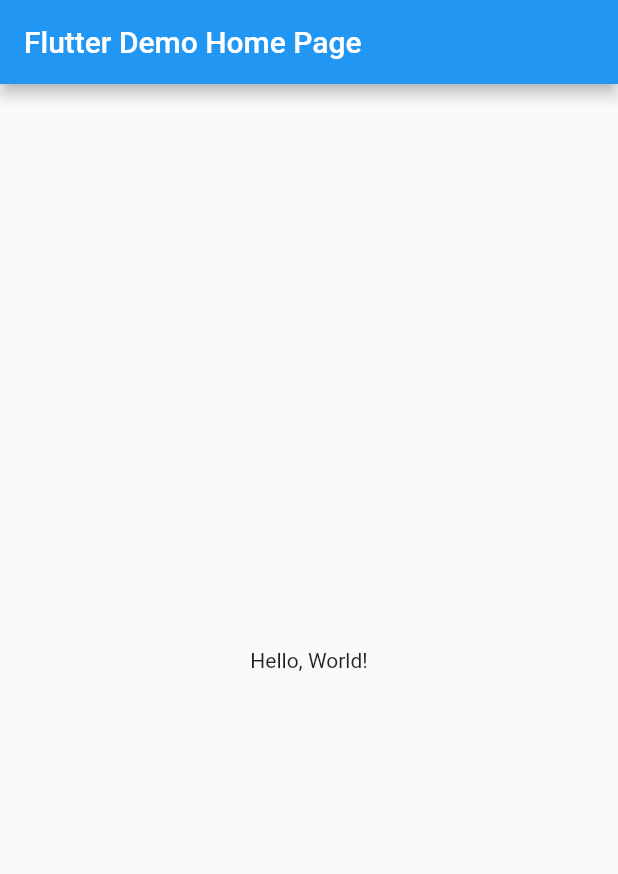
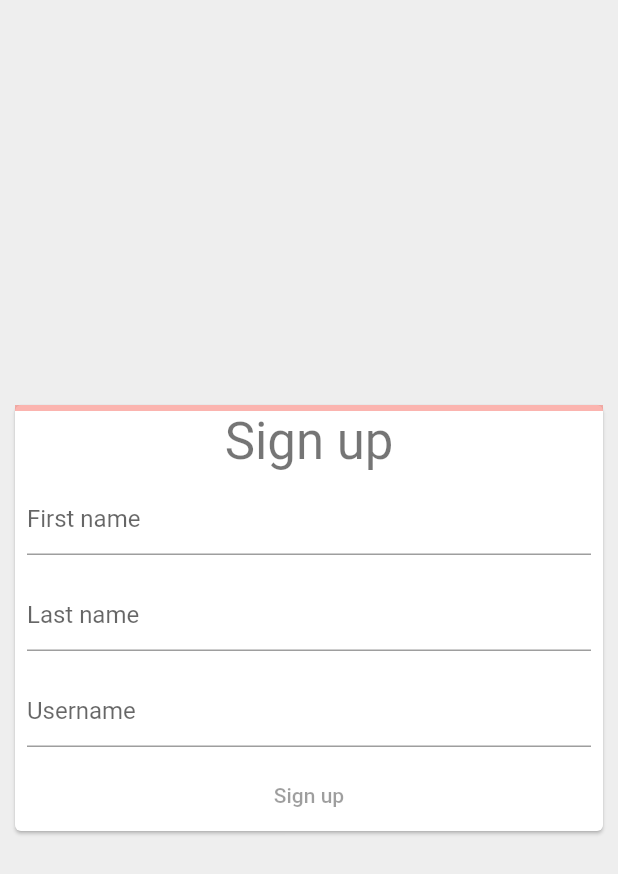
Before and after one commit to carloterrado/new-flutter-app, a Flutter app: the screen it shows after launch, on a phone screen of 412 x 824 dp. Shown: the top 874 px of the screen. Run offline on Flutter 3.47's test engine with Material 2 defaults, Android fonts, the phone set to English and light mode, and no system bars.

Commit message:
new project

```diff
--- a/lib/main.dart
+++ b/lib/main.dart
@@ -1,41 +1,204 @@
 import 'package:flutter/material.dart';
 
-void main() => runApp(MyApp());
+void main() => runApp(const SignUpApp());
 
-class MyApp extends StatelessWidget {
-  // This widget is the root of your application.
+class SignUpApp extends StatelessWidget {
+  const SignUpApp();
+
   @override
   Widget build(BuildContext context) {
     return MaterialApp(
-      // Application name
-      title: 'Flutter Hello World',
-      // Application theme data, you can set the colors for the application as
-      // you want
-      theme: ThemeData(
-        primarySwatch: Colors.blue,
-      ),
-      // A widget which will be started on application startup
-      home: MyHomePage(title: 'Flutter Demo Home Page'),
+      routes: {
+        '/': (context) => const SignUpScreen(),
+        '/welcome': (context) => const WelcomeScreen(),
+      },
     );
   }
 }
 
-class MyHomePage extends StatelessWidget {
-  final String title;
-  const MyHomePage({Key? key, required this.title}) : super(key: key);
+class SignUpScreen extends StatelessWidget {
+  const SignUpScreen();
 
   @override
   Widget build(BuildContext context) {
     return Scaffold(
-      appBar: AppBar(
-        // The title text which will be shown on the action bar
-        title: Text(title),
-      ),
-      body: Center(
-        child: Text(
-          'Hello, World!',
+      backgroundColor: Colors.grey[200],
+      body: const Center(
+        child: SizedBox(
+          width: 400,
+          child: Card(
+            child: SignUpForm(),
+          ),
         ),
       ),
     );
   }
 }
+
+class WelcomeScreen extends StatelessWidget {
+  const WelcomeScreen();
+
+  @override
+  Widget build(BuildContext context) {
+    return Scaffold(
+      body: Center(
+        child: Text('Welcome!', style: Theme.of(context).textTheme.headline2),
+      ),
+    );
+  }
+}
+
+class SignUpForm extends StatefulWidget {
+  const SignUpForm();
+
+  @override
+  _SignUpFormState createState() => _SignUpFormState();
+}
+
+class _SignUpFormState extends State<SignUpForm> {
+  final _firstNameTextController = TextEditingController();
+  final _lastNameTextController = TextEditingController();
+  final _usernameTextController = TextEditingController();
+
+  double _formProgress = 0;
+
+  void _updateFormProgress() {
+    var progress = 0.0;
+    final controllers = [
+      _firstNameTextController,
+      _lastNameTextController,
+      _usernameTextController
+    ];
+
+    for (final controller in controllers) {
+      if (controller.value.text.isNotEmpty) {
+        progress += 1 / controllers.length;
+      }
+    }
+
+    setState(() {
+      _formProgress = progress;
+    });
+  }
+
+  @override
+  void _showWelcomeScreen() {
+    Navigator.of(context).pushNamed('/welcome');
+  }
+
+  Widget build(BuildContext context) {
+    return Form(
+      onChanged: _updateFormProgress, // NEW
+      child: Column(
+        mainAxisSize: MainAxisSize.min,
+        children: [
+          AnimatedProgressIndicator(value: _formProgress), // NEW
+          Text('Sign up', style: Theme.of(context).textTheme.headline4),
+          Padding(
+            padding: const EdgeInsets.all(8.0),
+            child: TextFormField(
+              controller: _firstNameTextController,
+              decoration: const InputDecoration(hintText: 'First name'),
+            ),
+          ),
+          Padding(
+            padding: const EdgeInsets.all(8.0),
+            child: TextFormField(
+              controller: _lastNameTextController,
+              decoration: const InputDecoration(hintText: 'Last name'),
+            ),
+          ),
+          Padding(
+            padding: const EdgeInsets.all(8.0),
+            child: TextFormField(
+              controller: _usernameTextController,
+              decoration: const InputDecoration(hintText: 'Username'),
+            ),
+          ),
+          TextButton(
+            style: ButtonStyle(
+              foregroundColor: MaterialStateProperty.resolveWith(
+                  (Set<MaterialState> states) {
+                return states.contains(MaterialState.disabled)
+                    ? null
+                    : Colors.white;
+              }),
+              backgroundColor: MaterialStateProperty.resolveWith(
+                  (Set<MaterialState> states) {
+                return states.contains(MaterialState.disabled)
+                    ? null
+                    : Colors.blue;
+              }),
+            ),
+            onPressed:
+                _formProgress == 1 ? _showWelcomeScreen : null, // UPDATED
+            child: const Text('Sign up'),
+          ),
+        ],
+      ),
+    );
+  }
+}
+
+class AnimatedProgressIndicator extends StatefulWidget {
+  final double value;
+
+  const AnimatedProgressIndicator({
+    required this.value,
+  });
+
+  @override
+  State<StatefulWidget> createState() {
+    return _AnimatedProgressIndicatorState();
+  }
+}
+
+class _AnimatedProgressIndicatorState extends State<AnimatedProgressIndicator>
+    with SingleTickerProviderStateMixin {
+  late AnimationController _controller;
+  late Animation<Color?> _colorAnimation;
+  late Animation<double> _curveAnimation;
+
+  @override
+  void initState() {
+    super.initState();
+    _controller = AnimationController(
+        duration: Duration(milliseconds: 1200), vsync: this);
+
+    final colorTween = TweenSequence([
+      TweenSequenceItem(
+        tween: ColorTween(begin: Colors.red, end: Colors.orange),
+        weight: 1,
+      ),
+      TweenSequenceItem(
+        tween: ColorTween(begin: Colors.orange, end: Colors.yellow),
+        weight: 1,
+      ),
+      TweenSequenceItem(
+        tween: ColorTween(begin: Colors.yellow, end: Colors.green),
+        weight: 1,
+      ),
+    ]);
+
+    _colorAnimation = _controller.drive(colorTween);
+    _curveAnimation = _controller.drive(CurveTween(curve: Curves.easeIn));
+  }
+
+  @override
+  void didUpdateWidget(oldWidget) {
+    super.didUpdateWidget(oldWidget);
+    _controller.animateTo(widget.value);
+  }
+
+  @override
+  Widget build(BuildContext context) {
+    return AnimatedBuilder(
+      animation: _controller,
+      builder: (context, child) => LinearProgressIndicator(
+        value: _curveAnimation.value,
+        valueColor: _colorAnimation,
+        backgroundColor: _colorAnimation.value?.withOpacity(0.4),
+      ),
+    );
+  }
+}
```
Also changed, not shown: 1 other file.
